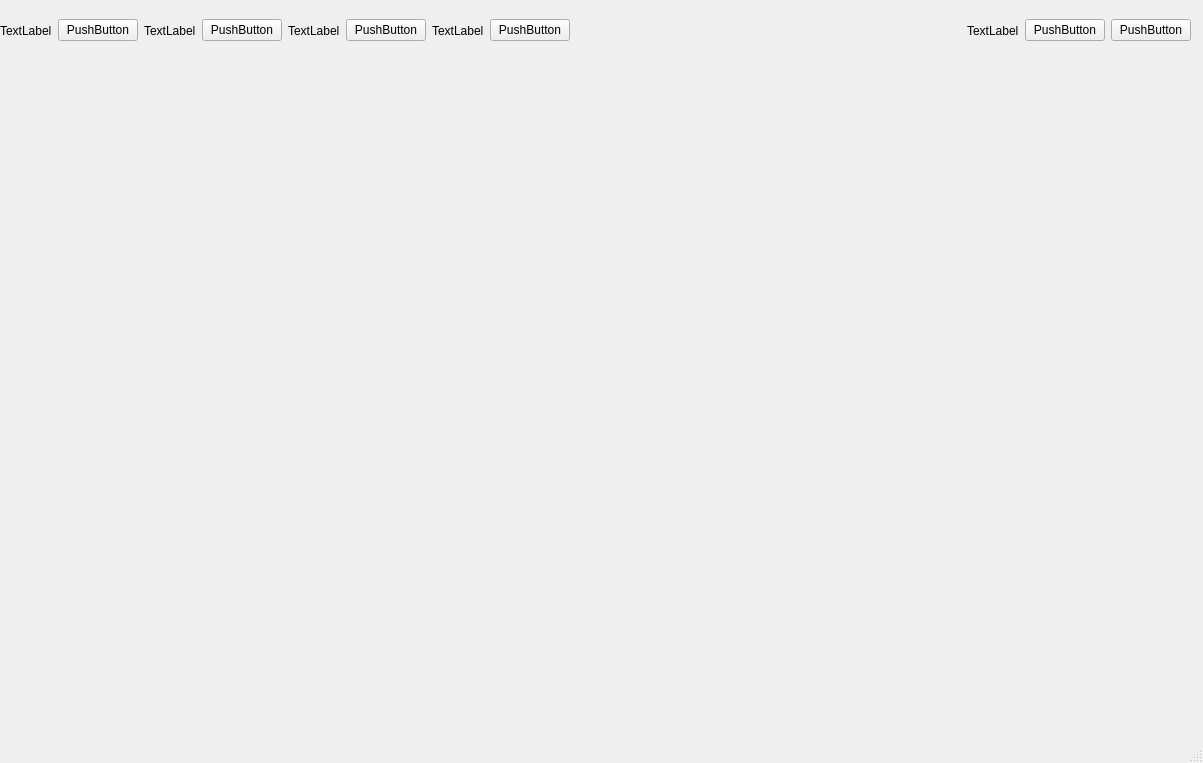
israelBlackyb/IETMCS106.2, file IsraelEthanTaehgCS106point2/userBookPage.ui: the form before one commit.
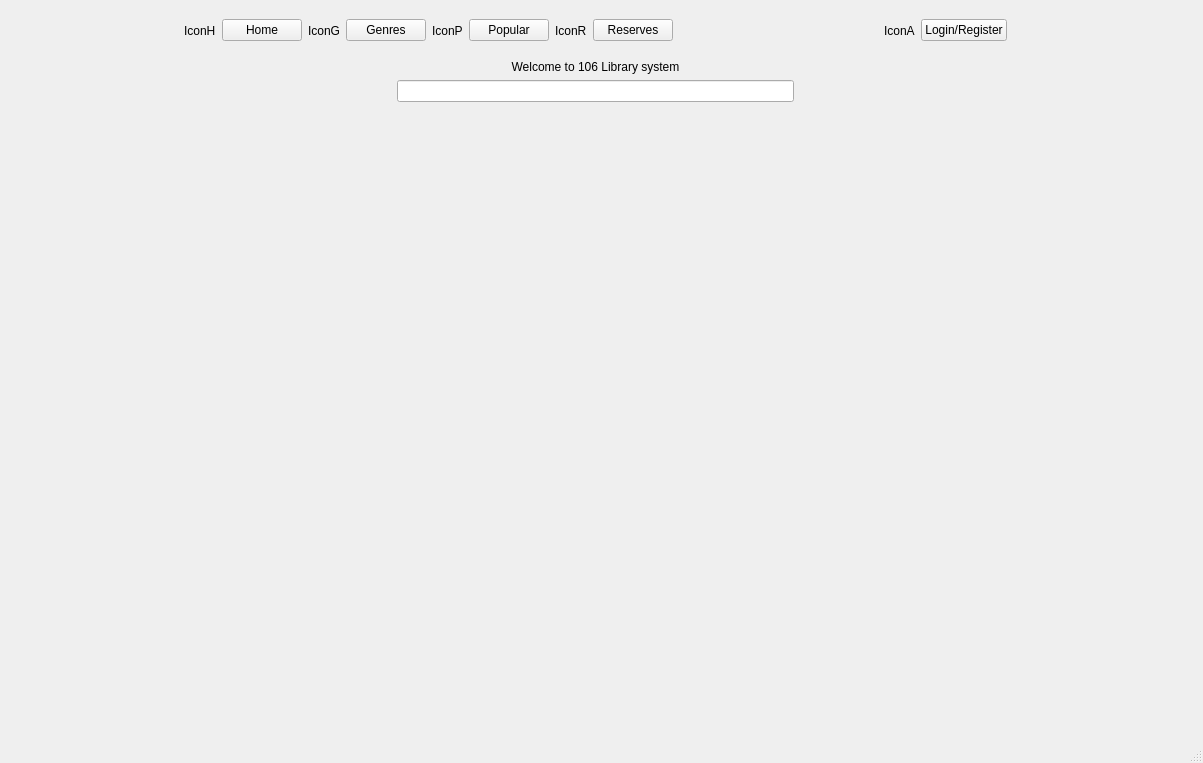
The form after the commit.

Commit message: Made Ethans UI Skeleton under User books

Patch:
```diff
--- a/IsraelEthanTaehgCS106point2/userBookPage.ui
+++ b/IsraelEthanTaehgCS106point2/userBookPage.ui
@@ -24,62 +24,88 @@
      </rect>
     </property>
     <layout class="QHBoxLayout" name="horizontalLayout">
+     <item>
+      <spacer name="horizontalSpacer_2">
+       <property name="orientation">
+        <enum>Qt::Horizontal</enum>
+       </property>
+       <property name="sizeHint" stdset="0">
+        <size>
+         <width>40</width>
+         <height>20</height>
+        </size>
+       </property>
+      </spacer>
+     </item>
      <item>
       <widget class="QLabel" name="label">
        <property name="text">
-        <string>TextLabel</string>
+        <string>IconH</string>
        </property>
       </widget>
      </item>
      <item>
       <widget class="QPushButton" name="pushButton">
        <property name="text">
-        <string>PushButton</string>
+        <string>Home</string>
        </property>
       </widget>
      </item>
      <item>
       <widget class="QLabel" name="label_2">
        <property name="text">
-        <string>TextLabel</string>
+        <string>IconG</string>
        </property>
       </widget>
      </item>
      <item>
       <widget class="QPushButton" name="pushButton_4">
        <property name="text">
-        <string>PushButton</string>
+        <string>Genres</string>
        </property>
       </widget>
      </item>
      <item>
       <widget class="QLabel" name="label_3">
        <property name="text">
-        <string>TextLabel</string>
+        <string>IconP</string>
        </property>
       </widget>
      </item>
      <item>
       <widget class="QPushButton" name="pushButton_3">
        <property name="text">
-        <string>PushButton</string>
+        <string>Popular</string>
        </property>
       </widget>
      </item>
      <item>
       <widget class="QLabel" name="label_4">
        <property name="text">
-        <string>TextLabel</string>
+        <string>IconR</string>
        </property>
       </widget>
      </item>
      <item>
       <widget class="QPushButton" name="pushButton_2">
        <property name="text">
-        <string>PushButton</string>
+        <string>Reserves</string>
        </property>
       </widget>
      </item>
+     <item>
+      <spacer name="verticalSpacer">
+       <property name="orientation">
+        <enum>Qt::Vertical</enum>
+       </property>
+       <property name="sizeHint" stdset="0">
+        <size>
+         <width>20</width>
+         <height>40</height>
+        </size>
+       </property>
+      </spacer>
+     </item>
      <item>
       <spacer name="horizontalSpacer">
        <property name="orientation">
@@ -96,23 +122,97 @@
      <item>
       <widget class="QLabel" name="label_5">
        <property name="text">
-        <string>TextLabel</string>
-       </property>
-      </widget>
-     </item>
-     <item>
-      <widget class="QPushButton" name="pushButton_6">
-       <property name="text">
-        <string>PushButton</string>
+        <string>IconA</string>
        </property>
       </widget>
      </item>
      <item>
       <widget class="QPushButton" name="pushButton_5">
        <property name="text">
-        <string>PushButton</string>
+        <string>Login/Register</string>
        </property>
       </widget>
+     </item>
+     <item>
+      <spacer name="horizontalSpacer_3">
+       <property name="orientation">
+        <enum>Qt::Horizontal</enum>
+       </property>
+       <property name="sizeHint" stdset="0">
+        <size>
+         <width>40</width>
+         <height>20</height>
+        </size>
+       </property>
+      </spacer>
+     </item>
+    </layout>
+   </widget>
+   <widget class="QWidget" name="verticalLayoutWidget">
+    <property name="geometry">
+     <rect>
+      <x>0</x>
+      <y>60</y>
+      <width>1191</width>
+      <height>80</height>
+     </rect>
+    </property>
+    <layout class="QVBoxLayout" name="verticalLayout_2">
+     <item>
+      <widget class="QLabel" name="label_6">
+       <property name="text">
+        <string>Welcome to 106 Library system</string>
+       </property>
+       <property name="alignment">
+        <set>Qt::AlignCenter</set>
+       </property>
+      </widget>
+     </item>
+     <item>
+      <layout class="QHBoxLayout" name="horizontalLayout_2">
+       <item>
+        <spacer name="horizontalSpacer_5">
+         <property name="orientation">
+          <enum>Qt::Horizontal</enum>
+         </property>
+         <property name="sizeHint" stdset="0">
+          <size>
+           <width>40</width>
+           <height>20</height>
+          </size>
+         </property>
+        </spacer>
+       </item>
+       <item>
+        <widget class="QLineEdit" name="lineEdit"/>
+       </item>
+       <item>
+        <spacer name="horizontalSpacer_4">
+         <property name="orientation">
+          <enum>Qt::Horizontal</enum>
+         </property>
+         <property name="sizeHint" stdset="0">
+          <size>
+           <width>40</width>
+           <height>20</height>
+          </size>
+         </property>
+        </spacer>
+       </item>
+      </layout>
+     </item>
+     <item>
+      <spacer name="verticalSpacer_2">
+       <property name="orientation">
+        <enum>Qt::Vertical</enum>
+       </property>
+       <property name="sizeHint" stdset="0">
+        <size>
+         <width>20</width>
+         <height>40</height>
+        </size>
+       </property>
+      </spacer>
      </item>
     </layout>
    </widget>
```
The commit also changes 2 other files.
